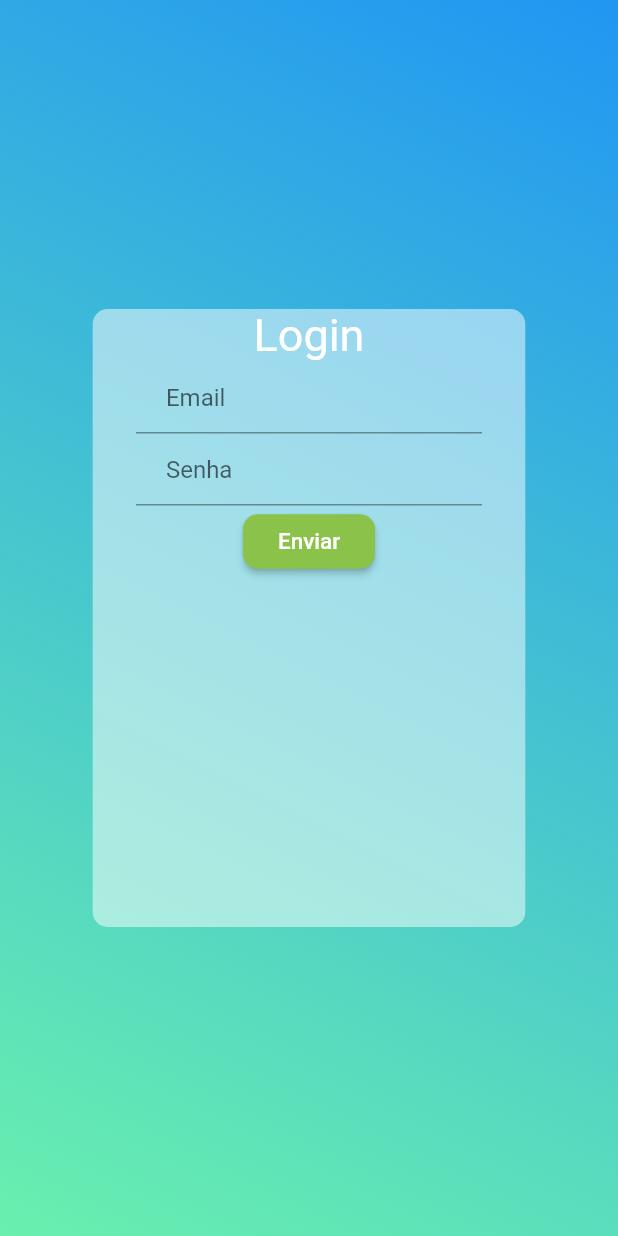
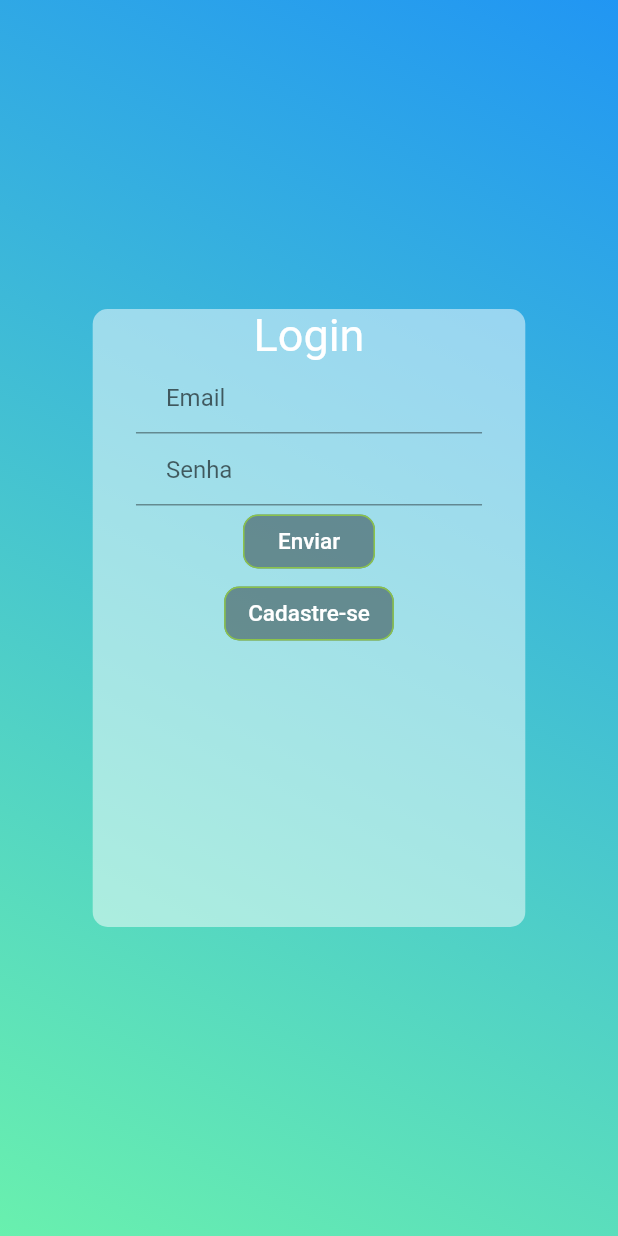
Before and after one commit to FBMLJ/movel_trabalho, a Flutter app: the screen it shows after launch, on a phone screen of 412 x 824 dp. Run offline on Flutter 3.47's test engine with Material 2 defaults, Android fonts, the phone set to English and light mode, and no system bars.

Commit message:
tentando rotear

```diff
--- /dev/null
+++ b/lib/Roteamento.dart
@@ -0,0 +1,43 @@
+import 'package:flutter/material.dart';
+
+import 'screen/Login.dart';
+import 'screen/Cadastro.dart';
+
+
+class RouteGenerator {
+
+  static Route<dynamic> generateRoute(RouteSettings settings) {
+    final args = settings.arguments;
+
+    switch (settings.name) {
+      case "/" :
+        return MaterialPageRoute(
+            builder: (_) => LoginPage()
+        );
+      case "/login" :
+        return MaterialPageRoute(
+            builder: (_) => LoginPage()
+        );
+      case "/cadastro" :
+        return MaterialPageRoute(
+            builder: (_) => CadastroPage()
+        );
+
+      default:
+        _erroRota();
+    }
+  }
+
+  static Route<dynamic> _erroRota() {
+    return MaterialPageRoute(
+        builder: (_) {
+          return Scaffold(
+            appBar: AppBar(title: Text("Tela não encontrada!"),),
+            body: Center(
+              child: Text("Tela não encontrada!"),
+            ),
+          );
+        }
+    );
+  }
+}
--- a/lib/components/CustomButton.dart
+++ b/lib/components/CustomButton.dart
@@ -3,13 +3,14 @@ class CustomButton extends StatelessWidget {
   final String buttonText;
   final Color buttonColor;
   final Color textColor;
+  final onPress;
 
-  const CustomButton({Key key, this.buttonText, this.buttonColor=Colors.lightGreen, this.textColor=Colors.white}) : super(key: key);
+  const CustomButton({Key key, this.buttonText, this.buttonColor=Colors.lightGreen, this.textColor=Colors.white, this.onPress}) : super(key: key);
   @override
   Widget build(BuildContext context) {
     return Container(
         child: RaisedButton(
-          onPressed: () {},
+          // onPressed: this.onPress,
           color: this.buttonColor,
           shape: RoundedRectangleBorder(
               borderRadius: BorderRadius.circular(10),
--- a/lib/screen/Login.dart
+++ b/lib/screen/Login.dart
@@ -52,7 +52,8 @@ class _LoginPageState extends State<LoginPage> {
                             )),
                           CustomTextField(placeholder: 'Email'),
                           CustomTextField(placeholder: 'Senha',password: true),
-                          CustomButton(buttonText: "Enviar",)
+                          CustomButton(buttonText: "Enviar"),
+                          CustomButton(buttonText: "Cadastre-se")
                         ]
                     )
                   )
```
Also changed, not shown: lib/main.dart (+6 -100 lines).
